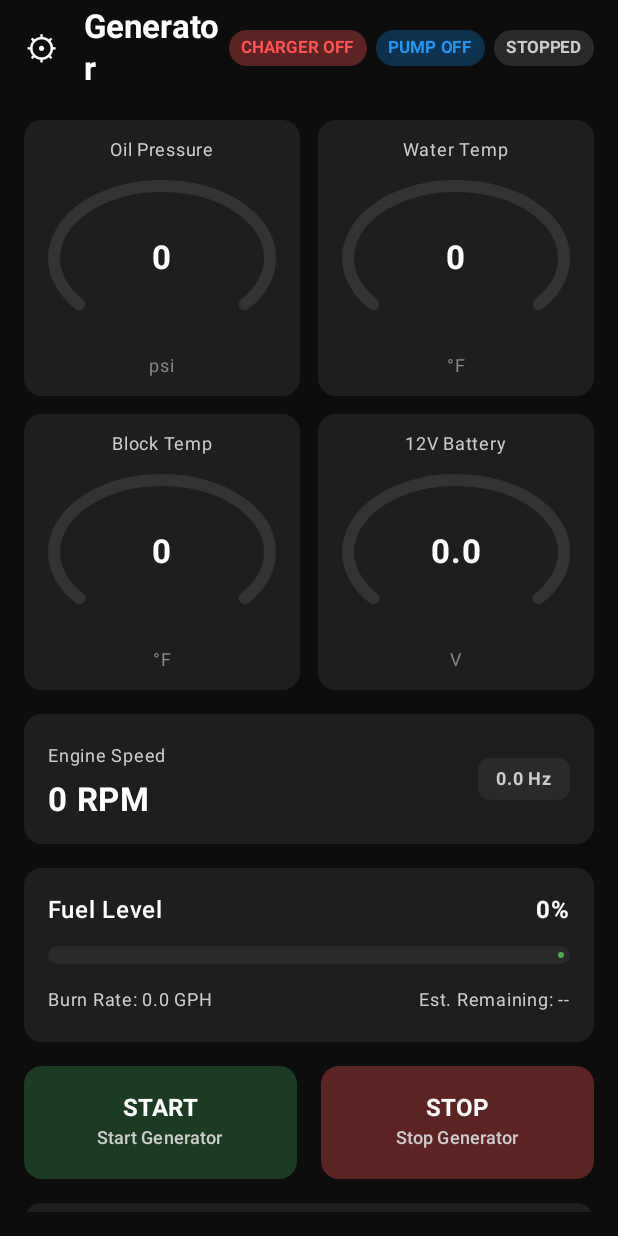
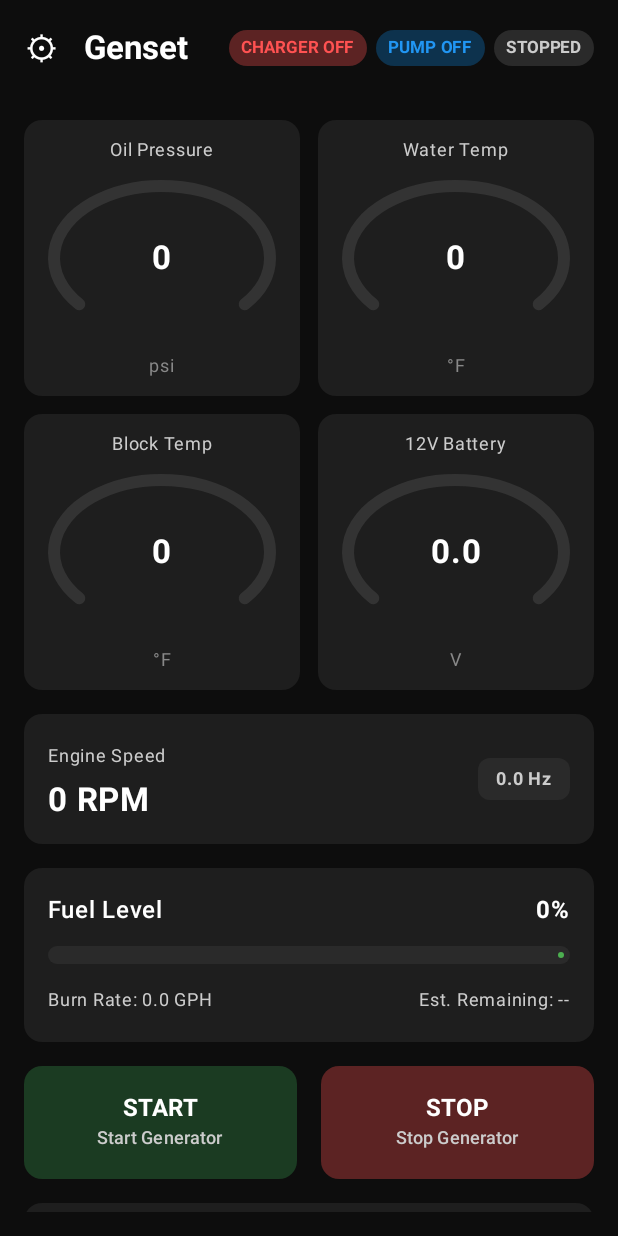
Before and after one commit to aahotch2001/-KohlerGenset, an Android app built with Jetpack Compose: the screen it shows after launch (MainActivity), on a phone screen of 412 x 824 dp. Run offline under Robolectric (Android 15) with nearby library versions, the phone set to English and light mode, and no system bars; libraries missing offline, so code that uses them is left out: org.eclipse.paho; 3 statements that could not run were skipped.

Commit message:
Change top bar title to Genset to fit all 3 indicator lights on a single line

```diff
--- a/app/src/main/java/com/hotchkin/kohlergenset/MainActivity.kt
+++ b/app/src/main/java/com/hotchkin/kohlergenset/MainActivity.kt
@@ -516,7 +516,7 @@ fun GeneratorAppScreen() {
         containerColor = Color(0xFF0D0D0D),
         topBar = {
             TopAppBar(
-                title = { Text("Generator", fontWeight = FontWeight.Bold) },
+                title = { Text("Genset", fontWeight = FontWeight.Bold) },
                 navigationIcon = {
                     IconButton(onClick = { showSettingsDialog = true }) {
                         Text("⚙", fontSize = MaterialTheme.typography.titleLarge.fontSize, color = Color.White)
```
Also changed, not shown: 1 other file.
